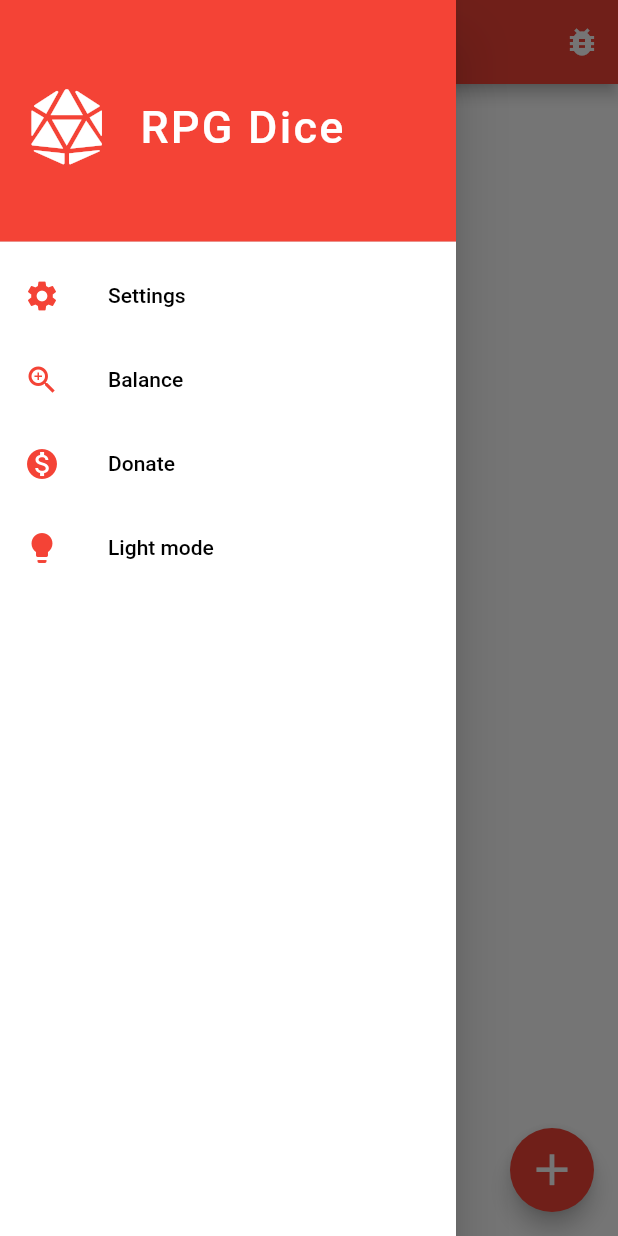
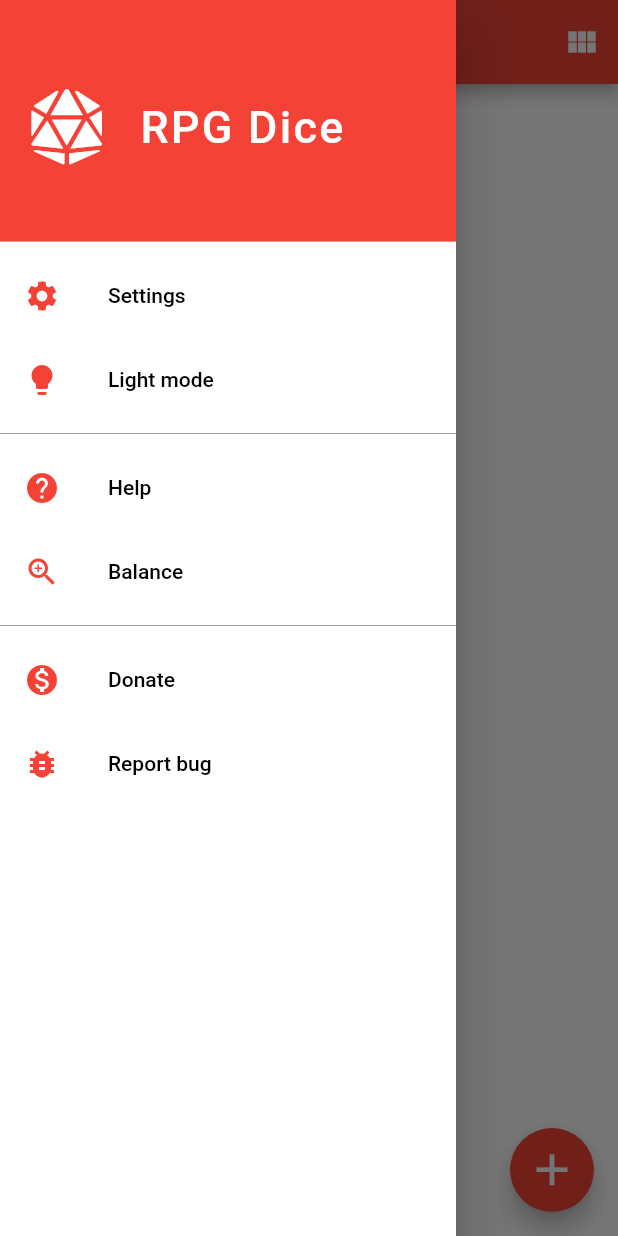
Before and after one commit to rijkdw/rpg-dice-app, a Flutter app: the screen it shows after launch, with the side drawer open, on a phone screen of 412 x 824 dp. Run offline on Flutter 3.47's test engine with Material 2 defaults, Android fonts, the phone set to English and light mode, and no system bars; our stand-ins replace fl_chart, font_awesome_flutter, shared_preferences.

Commit message:
Made a preferences manager, implemented gridview of collections, expanded drawer

```diff
--- a/lib/components/dice_collection_listtile.dart
+++ b/lib/components/dice_collection_listtile.dart
@@ -2,9 +2,7 @@ import 'package:flutter/material.dart';
 import 'package:font_awesome_flutter/font_awesome_flutter.dart';
 import 'package:provider/provider.dart';
 import 'package:rpg_dice/popups/dice_collection_menu_popup.dart';
-import 'package:rpg_dice/popups/dice_roller_popup.dart';
 import 'package:rpg_dice/managers/theme_manager.dart';
-import 'package:rpg_dice/objects/my_app_theme.dart';
 import 'package:rpg_dice/objects/dice_collection.dart';
 import 'package:rpg_dice/screens/dice_roller_screen.dart';
 
--- a/lib/components/dice_roller_interface/roll_display.dart
+++ b/lib/components/dice_roller_interface/roll_display.dart
@@ -124,7 +124,7 @@ class RollDisplay extends StatelessWidget {
             ),
           ),
           crossFadeState: lastResult == null ? CrossFadeState.showFirst : CrossFadeState.showSecond,
-          duration: Duration(milliseconds: 300),
+          duration: Duration(milliseconds: 100),
         ),
       ),
     );
--- a/lib/components/my_drawer.dart
+++ b/lib/components/my_drawer.dart
@@ -28,7 +28,7 @@ class MyDrawer extends StatelessWidget {
           ),
           SizedBox(width: 25),
           Text(
-            "RPG Dice",
+            'RPG Dice',
             style: TextStyle(
               letterSpacing: 1.5,
               color: theme.drawerHeaderTextColor,
@@ -40,15 +40,19 @@ class MyDrawer extends StatelessWidget {
     );
 
     var settingsMenuItem = _MenuListTile(
-      text: "Settings",
+      text: 'Settings',
       iconData: Icons.settings,
-      onTap: () {},
+      onTap: () {}, // TODO
     );
 
-    // TODO help menu item
+    var helpMenuItem = _MenuListTile(
+      text: 'Help',
+      iconData: Icons.help,
+      onTap: () {}, // TODO
+    );
 
     var balanceMenuItem = _MenuListTile(
-      text: "Balance",
+      text: 'Balance',
       iconData: Icons.zoom_in,
       onTap: () {
         // Navigator.of(context).pop(); // close the drawer
@@ -59,9 +63,15 @@ class MyDrawer extends StatelessWidget {
     );
 
     var donateMenuItem = _MenuListTile(
-      text: "Donate",
+      text: 'Donate',
       iconData: Icons.monetization_on,
-      onTap: () {},
+      onTap: () {}, // TODO
+    );
+
+    var bugReportMenuItem = _MenuListTile(
+      text: 'Report bug',
+      iconData: Icons.bug_report,
+      onTap: () {}, // TODO
     );
 
     var darkModeMenuItem = _MenuListTile(
@@ -81,12 +91,26 @@ class MyDrawer extends StatelessWidget {
           children: [
             drawerHeader,
             settingsMenuItem,
+            darkModeMenuItem,
+            _Divider(),
+            helpMenuItem,
             balanceMenuItem,
+            _Divider(),
             donateMenuItem,
-            darkModeMenuItem,
+            bugReportMenuItem,
           ],
         ),
       ),
+    );
+  }
+}
+
+class _Divider extends StatelessWidget {
+  @override
+  Widget build(BuildContext context) {
+    var theme = Provider.of<ThemeManager>(context).theme;
+    return Divider(
+      color: theme.drawerDividerColor,
     );
   }
 }
--- a/lib/main.dart
+++ b/lib/main.dart
@@ -3,6 +3,7 @@ import 'package:provider/provider.dart';
 import 'package:rpg_dice/managers/collection_manager.dart';
 import 'package:rpg_dice/managers/distribution_manager.dart';
 import 'package:rpg_dice/managers/history_manager.dart';
+import 'package:rpg_dice/managers/preferences_manager.dart';
 import 'package:rpg_dice/managers/settings_manager.dart';
 import 'package:rpg_dice/managers/theme_manager.dart';
 import 'package:rpg_dice/screens/home_screen.dart';
@@ -18,20 +19,18 @@ class MyApp extends StatelessWidget {
   @override
   Widget build(BuildContext context) {
 
-    var distributionManager = DistributionManager();
-    var collectionManager = CollectionManager();
     var themeManager = ThemeManager();
-    // collectionManager.diceCollections.forEach((collection) {
-    //   distributionManager.createDistribution(collection);
-    // });
 
     return MultiProvider(
       providers: [
+        // ready-to-use values:
+        ChangeNotifierProvider.value(value: themeManager),
+        // construct here:
         ChangeNotifierProvider(create: (_) => HistoryManager()),
         ChangeNotifierProvider(create: (_) => SettingsManager()),
-        ChangeNotifierProvider.value(value: themeManager),
-        ChangeNotifierProvider.value(value: collectionManager),
-        ChangeNotifierProvider.value(value: distributionManager),
+        ChangeNotifierProvider(create: (_) => DistributionManager()),
+        ChangeNotifierProvider(create: (_) => CollectionManager()),
+        Provider(create: (_) => PreferencesManager()),
       ],
       child: MaterialApp(
         title: 'RPG Dice',
--- a/lib/managers/theme_manager.dart
+++ b/lib/managers/theme_manager.dart
@@ -24,6 +24,7 @@ class ThemeManager extends ChangeNotifier {
       drawerBodyColor: Colors.white,
       drawerBodyTextColor: Colors.black,
       drawerBodyIconColor: Colors.red,
+      drawerDividerColor: ColorPalette.gray160,
       // appbar
       appbarColor: Colors.red,
       appbarTextColor: Colors.white,
@@ -74,6 +75,7 @@ class ThemeManager extends ChangeNotifier {
       drawerBodyColor: ColorPalette.darkGray,
       drawerBodyTextColor: Colors.white,
       drawerBodyIconColor: Colors.red,
+      drawerDividerColor: ColorPalette.gray160,
       // appbar
       appbarColor: ColorPalette.medGray,
       appbarTextColor: Colors.white,
--- a/lib/objects/my_app_theme.dart
+++ b/lib/objects/my_app_theme.dart
@@ -18,6 +18,7 @@ class MyAppTheme {
   Color drawerBodyColor;
   Color drawerBodyTextColor;
   Color drawerBodyIconColor;
+  Color drawerDividerColor;
 
   // appbar
   Color appbarColor;
@@ -77,6 +78,7 @@ class MyAppTheme {
     this.drawerBodyColor,
     this.drawerBodyTextColor,
     this.drawerBodyIconColor,
+    this.drawerDividerColor,
     // appbar
     this.appbarColor,
     this.appbarTextColor,
--- a/lib/screens/home_screen.dart
+++ b/lib/screens/home_screen.dart
@@ -1,14 +1,41 @@
 import 'package:flutter/material.dart';
 import 'package:provider/provider.dart';
 import 'package:rpg_dice/components/add_new_dice_collection_FAB.dart';
+import 'package:rpg_dice/components/dice_collection_gridview.dart';
 import 'package:rpg_dice/components/dice_collection_listview.dart';
 import 'package:rpg_dice/components/my_drawer.dart';
 import 'package:rpg_dice/managers/collection_manager.dart';
+import 'package:rpg_dice/managers/preferences_manager.dart';
 import 'package:rpg_dice/managers/theme_manager.dart';
 import 'package:rpg_dice/objects/dice_collection.dart';
 import 'package:rpg_dice/objects/my_app_theme.dart';
 
-class HomeScreen extends StatelessWidget {
+class HomeScreen extends StatefulWidget {
+  @override
+  _HomeScreenState createState() => _HomeScreenState();
+}
+
+class _HomeScreenState extends State<HomeScreen> {
+  // -------------------------------------------------------------------------------------------------
+  // attributes
+  // -------------------------------------------------------------------------------------------------
+  bool showingListView = true; // by default, but will be changed once initState() is finished
+
+  @override
+  void initState() {
+    Provider.of<PreferencesManager>(context, listen: false)
+        .getListViewPreference()
+        .then((pref) => showingListView = pref);
+    super.initState();
+  }
+
+  void switchView() {
+    setState(() {
+      showingListView = !showingListView;
+    });
+    Provider.of<PreferencesManager>(context, listen: false).setListViewPreference(showingListView);
+  }
+
   @override
   Widget build(BuildContext context) {
     MyAppTheme theme = Provider.of<ThemeManager>(context).theme;
@@ -50,17 +77,21 @@ class HomeScreen extends StatelessWidget {
         ),
         backgroundColor: theme.appbarColor,
         actions: [
+          // IconButton(
+          //   icon: Icon(Icons.bug_report),
+          //   onPressed: debugFunction,
+          // ),
           IconButton(
-            icon: Icon(Icons.bug_report),
-            onPressed: debugFunction,
-          ),
+            icon: Icon(showingListView ? Icons.view_module : Icons.view_list),
+            onPressed: switchView,
+          )
         ],
       ),
       drawer: MyDrawer(),
       backgroundColor: theme.listViewBackgroundColor,
       body: Container(
         padding: EdgeInsets.fromLTRB(4, 0, 0, 0),
-        child: DiceCollectionListView(),
+        child: showingListView ? DiceCollectionListView() : DiceCollectionGridView(),
       ),
       floatingActionButton: AddNewDiceCollectionFAB(),
     );
```
Also changed, not shown: lib/components/add_new_dice_collection_form.dart (+5 -2 lines), lib/components/dice_collection_gridtile.dart (added, +93 -0 lines), lib/components/dice_collection_gridview.dart (added, +41 -0 lines), lib/managers/preferences_manager.dart (added, +22 -0 lines), lib/objects/dice_collection.dart (+12 -3 lines).
